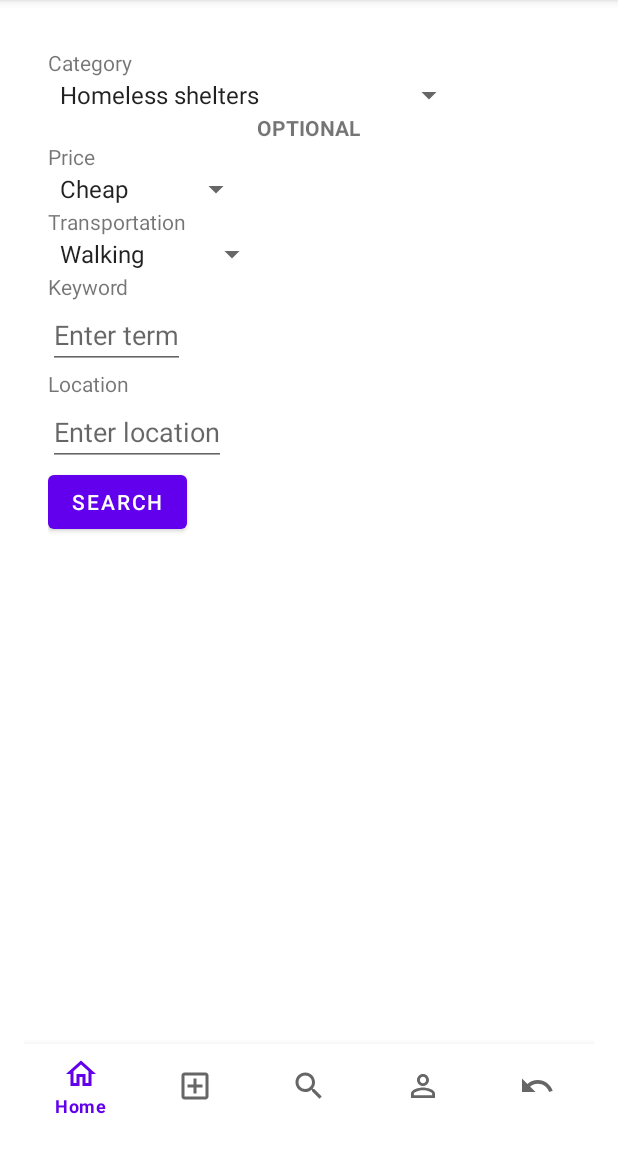
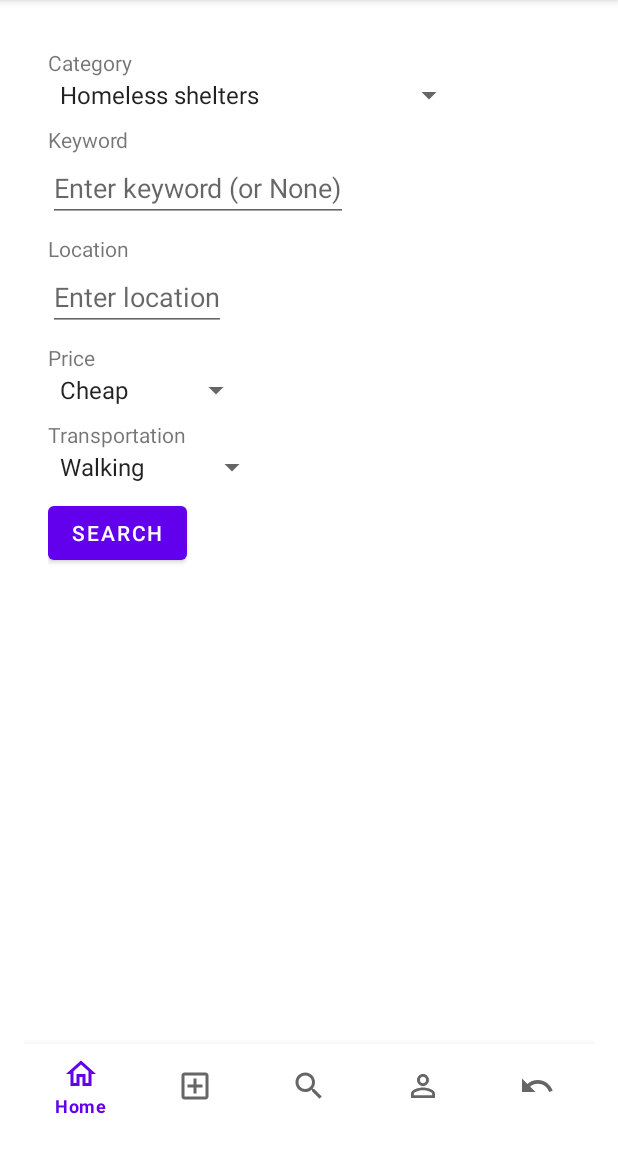
Before and after one commit to evaprakash/FBUApp, an Android app: the fragment SearchFragment placed in its activity, on a phone screen of 412 x 824 dp, the part 84-1236 px from its top. Run offline under Robolectric (Android 15) with nearby library versions, the phone set to English and light mode, and no system bars; libraries missing offline, so code that uses them is left out: com.parse, org.parceler; pictures from the network do not load; 6 statements that could not run were skipped.

Commit message:
Code cleanup and UI changes on search page

```diff
--- a/app/src/main/java/com/example/fbuapp/fragments/SearchFragment.java
+++ b/app/src/main/java/com/example/fbuapp/fragments/SearchFragment.java
@@ -43,14 +43,9 @@ import retrofit2.converter.gson.GsonConverterFactory;
  */
 public class SearchFragment extends Fragment implements AdapterView.OnItemSelectedListener {
     private final String BASE_URL = "https://api.yelp.com/v3/";
-    private final String API_KEY = "LNaxxtZQkOaK1kgcOt5GWyR03XLK9f845_ERPH-OkWHT0uid2MGrwgbkwRjSljBwbiqrCIgQ_HmOe_9AmXbaEmZphE0iuub830kk4yuqn4HX7cQZ8JKJH_1T-N34YHYx";
-    private final String AUTH_HEADER = "Bearer " + API_KEY;
     private final String TAG = "SearchFragment";
     private EditText term;
     private EditText location;
-    private EditText radius;
-    private EditText category;
-    private EditText price;
     private Button btnSearch;
 
     public SearchFragment() {
@@ -132,7 +127,7 @@ public class SearchFragment extends Fragment implements AdapterView.OnItemSelect
                         try {
                             jsonResponse = new JSONObject(response.body().string());
                             BusinessResponse businessResponse = BusinessResponse.parseJSON(jsonResponse.toString());
-                            String test= businessResponse.getResources().get(0).getName();
+
                         } catch (JSONException e) {
                             e.printStackTrace();
                         } catch (IOException e) {
--- a/app/src/main/java/com/example/fbuapp/yelp/BusinessResponse.java
+++ b/app/src/main/java/com/example/fbuapp/yelp/BusinessResponse.java
@@ -1,8 +1,5 @@
 package com.example.fbuapp.yelp;
 
-import android.graphics.Movie;
-
-import com.bumptech.glide.load.engine.Resource;
 import com.google.gson.Gson;
 import com.google.gson.GsonBuilder;
 
--- a/app/src/main/res/layout/activity_details.xml
+++ b/app/src/main/res/layout/activity_details.xml
@@ -18,9 +18,7 @@
     <ImageView
         android:id="@+id/imagePost"
         android:layout_width="match_parent"
-        android:layout_height="200dp"
-        tools:layout_editor_absoluteX="75dp"
-        tools:layout_editor_absoluteY="118dp"
+        android:layout_height="@dimen/image_post_height"
         tools:srcCompat="@tools:sample/avatars" />
 
     <TextView
@@ -32,13 +30,13 @@
     <androidx.swiperefreshlayout.widget.SwipeRefreshLayout
         android:id="@+id/swipeContainerComments"
         android:layout_width="wrap_content"
-        android:layout_height="150dp"
+        android:layout_height="@dimen/rv_height"
         tools:context=".activities.DetailsActivity">
 
         <androidx.recyclerview.widget.RecyclerView
             android:id="@+id/rvComments"
             android:layout_width="wrap_content"
-            android:layout_height="150dp" />
+            android:layout_height="@dimen/rv_height" />
     </androidx.swiperefreshlayout.widget.SwipeRefreshLayout>
 
     <EditText
@@ -52,7 +50,7 @@
         android:layout_width="wrap_content"
         android:layout_height="wrap_content"
         android:layout_gravity="right"
-        android:text="Comment" />
+        android:text="@string/comment" />
 
     <TextView
         android:id="@+id/createdAt"
--- a/app/src/main/res/layout/fragment_search.xml
+++ b/app/src/main/res/layout/fragment_search.xml
@@ -11,67 +11,65 @@
     <TextView
         android:layout_width="wrap_content"
         android:layout_height="wrap_content"
-        android:text="Category"
+        android:text="@string/category"
         />
     <Spinner
         android:id="@+id/category_spinner"
+        android:layout_width="wrap_content"
+        android:layout_marginBottom="@dimen/bottom_margin"
+        android:layout_height="wrap_content" />
+
+    <TextView
+        android:layout_width="wrap_content"
+        android:layout_height="wrap_content"
+        android:text="@string/keyword"
+        />
+    <EditText
+        android:id="@+id/term"
+        android:layout_marginBottom="@dimen/bottom_margin"
+        android:layout_width="wrap_content"
+        android:layout_height="wrap_content"
+        android:hint="@string/enter_keyword" />
+
+    <TextView
+        android:layout_width="wrap_content"
+        android:layout_height="wrap_content"
+        android:text="@string/location"
+        />
+    <EditText
+        android:id="@+id/location"
+        android:layout_marginBottom="@dimen/bottom_margin"
+        android:layout_width="wrap_content"
+        android:layout_height="wrap_content"
+        android:hint="@string/enter_location" />
+
+    <TextView
+        android:layout_width="wrap_content"
+        android:layout_height="wrap_content"
+        android:text="@string/price"
+        />
+    <Spinner
+        android:id="@+id/price_spinner"
+        android:layout_marginBottom="@dimen/bottom_margin"
         android:layout_width="wrap_content"
         android:layout_height="wrap_content" />
 
     <TextView
         android:layout_width="wrap_content"
         android:layout_height="wrap_content"
-        android:layout_gravity="center"
-        android:text="OPTIONAL"
-        android:textStyle="bold" />
-
-    <TextView
-        android:layout_width="wrap_content"
-        android:layout_height="wrap_content"
-        android:text="Price"
-        />
-    <Spinner
-        android:id="@+id/price_spinner"
-        android:layout_width="wrap_content"
-        android:layout_height="wrap_content" />
-
-    <TextView
-        android:layout_width="wrap_content"
-        android:layout_height="wrap_content"
-        android:text="Transportation"
+        android:text="@string/transportation"
         />
 
     <Spinner
         android:id="@+id/transportation_spinner"
+        android:layout_marginBottom="@dimen/bottom_margin"
         android:layout_width="wrap_content"
         android:layout_height="wrap_content" />
-
-    <TextView
-        android:layout_width="wrap_content"
-        android:layout_height="wrap_content"
-        android:text="Keyword"
-        />
-    <EditText
-        android:id="@+id/term"
-        android:layout_width="wrap_content"
-        android:layout_height="wrap_content"
-        android:hint="Enter term" />
-
-    <TextView
-        android:layout_width="wrap_content"
-        android:layout_height="wrap_content"
-        android:text="Location"
-        />
-    <EditText
-        android:id="@+id/location"
-        android:layout_width="wrap_content"
-        android:layout_height="wrap_content"
-        android:hint="Enter location" />
 
     <Button
         android:id="@+id/btnSearch"
         android:layout_width="wrap_content"
         android:layout_height="wrap_content"
-        android:text="search" />
+        android:text="@string/search" />
 
 </LinearLayout>
--- a/app/src/main/res/layout/item_comment.xml
+++ b/app/src/main/res/layout/item_comment.xml
@@ -10,7 +10,7 @@
         android:id="@+id/commentUser"
         android:layout_width="wrap_content"
         android:layout_height="wrap_content"
-        android:layout_marginRight="5dp"
+        android:layout_marginRight="@dimen/margin_right"
         android:hint="@string/username"
         android:textStyle="bold" />
 
--- a/app/src/main/res/values/dimens.xml
+++ b/app/src/main/res/values/dimens.xml
@@ -10,4 +10,7 @@
     <dimen name="button_height">40dp</dimen>
     <dimen name="msg_width">160dp</dimen>
     <dimen name="heart_dim">70dp</dimen>
+    <dimen name="rv_height">150dp</dimen>
+    <dimen name="margin_right">5dp</dimen>
+    <dimen name="image_post_height">200dp</dimen>
 </resources>
--- a/app/src/main/res/values/strings.xml
+++ b/app/src/main/res/values/strings.xml
@@ -15,6 +15,15 @@
     <string name="back_to_feed">Back to feed</string>
     <string name="view_all_comments">View all comments</string>
     <string name="comment_content">Comment content</string>
+    <string name="comment">Comment</string>
+    <string name="search">search</string>
+    <string name="transportation">Transportation</string>
+    <string name="price">Price</string>
+    <string name="enter_location">Enter location</string>
+    <string name="location">Location</string>
+    <string name="enter_keyword">Enter keyword (or None)</string>
+    <string name="keyword">Keyword</string>
+    <string name="category">Category</string>
     <string-array name="category_array">
         <item>Homeless shelters</item>
         <item>Food banks</item>
```
